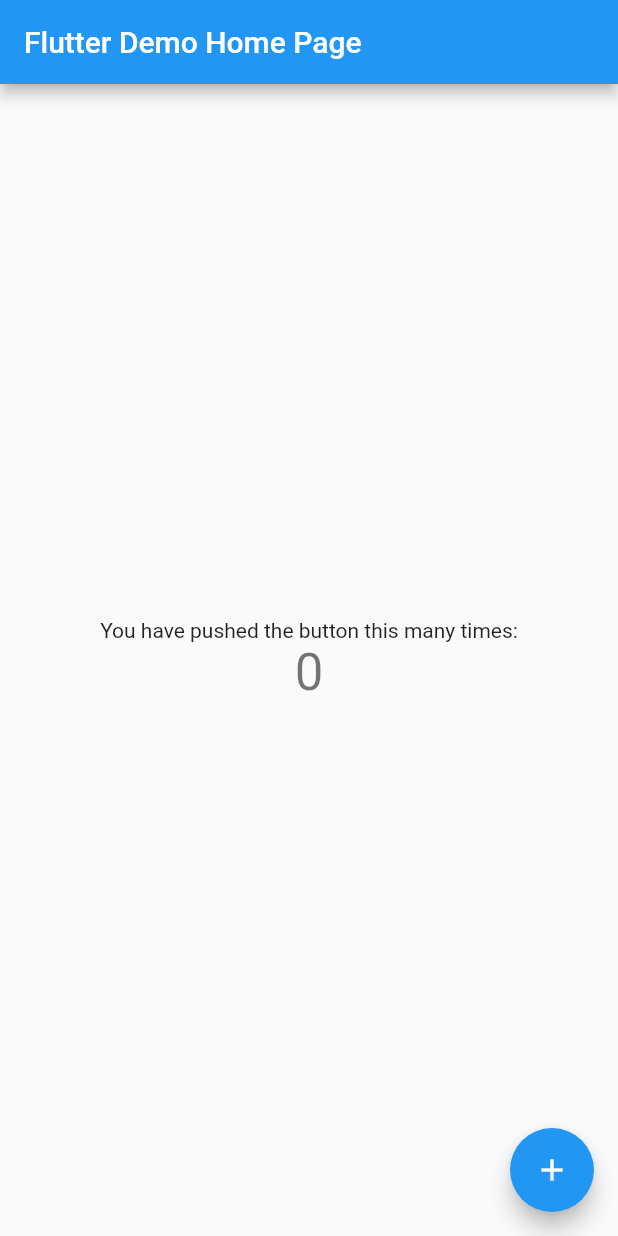
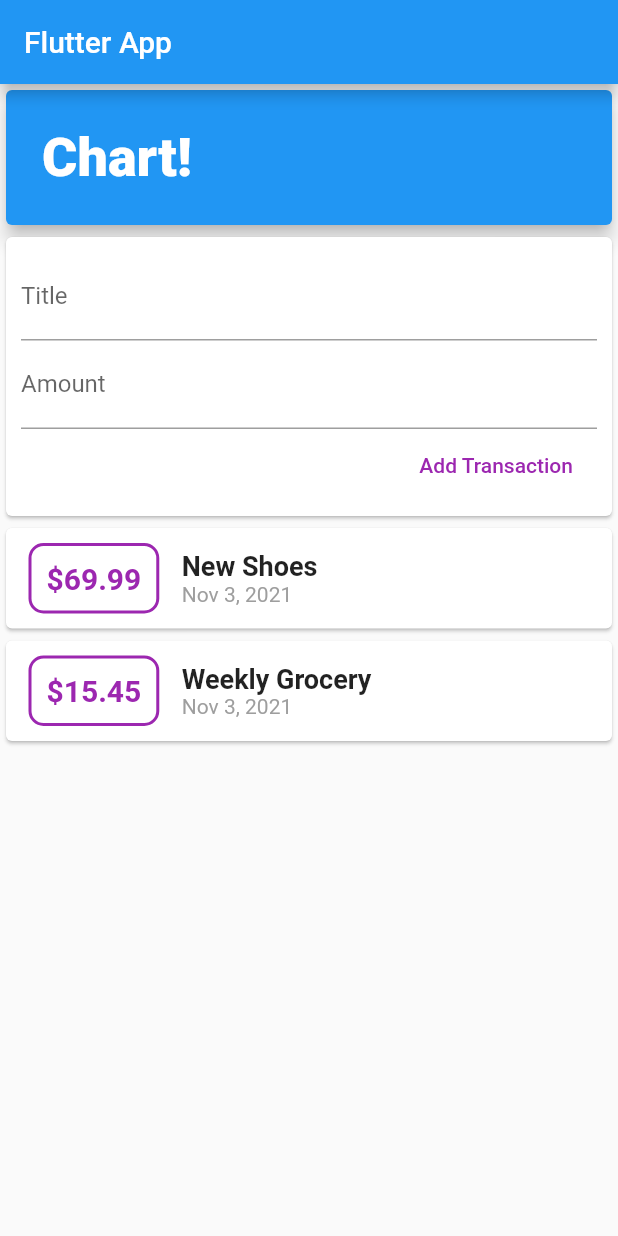
Before and after one commit to hoseinABH/expense-tracker, a Flutter app: the screen it shows after launch, on a phone screen of 412 x 824 dp. Run offline on Flutter 3.47's test engine with Material 2 defaults, Android fonts, the phone set to English and light mode, and no system bars.

Commit message:
add addTransactions form and transactions list

```diff
--- a/lib/main.dart
+++ b/lib/main.dart
@@ -1,3 +1,8 @@
+// ignore_for_file: prefer_const_literals_to_create_immutables, prefer_const_constructors
+
+import 'package:expense_tracker/widgets/new_transaction.dart';
+import 'package:expense_tracker/widgets/transaction_list.dart';
+import 'package:expense_tracker/widgets/user_transactions.dart';
 import 'package:flutter/material.dart';
 
 void main() {
@@ -7,109 +12,47 @@ void main() {
 class MyApp extends StatelessWidget {
   const MyApp({Key? key}) : super(key: key);
 
-  // This widget is the root of your application.
   @override
   Widget build(BuildContext context) {
     return MaterialApp(
-      title: 'Flutter Demo',
-      theme: ThemeData(
-        // This is the theme of your application.
-        //
-        // Try running your application with "flutter run". You'll see the
-        // application has a blue toolbar. Then, without quitting the app, try
-        // changing the primarySwatch below to Colors.green and then invoke
-        // "hot reload" (press "r" in the console where you ran "flutter run",
-        // or simply save your changes to "hot reload" in a Flutter IDE).
-        // Notice that the counter didn't reset back to zero; the application
-        // is not restarted.
-        primarySwatch: Colors.blue,
-      ),
-      home: const MyHomePage(title: 'Flutter Demo Home Page'),
+      title: 'Flutter App',
+      home: MyHomePage(),
     );
   }
 }
 
-class MyHomePage extends StatefulWidget {
-  const MyHomePage({Key? key, required this.title}) : super(key: key);
-
-  // This widget is the home page of your application. It is stateful, meaning
-  // that it has a State object (defined below) that contains fields that affect
-  // how it looks.
-
-  // This class is the configuration for the state. It holds the values (in this
-  // case the title) provided by the parent (in this case the App widget) and
-  // used by the build method of the State. Fields in a Widget subclass are
-  // always marked "final".
-
-  final String title;
-
-  @override
-  State<MyHomePage> createState() => _MyHomePageState();
-}
-
-class _MyHomePageState extends State<MyHomePage> {
-  int _counter = 0;
-
-  void _incrementCounter() {
-    setState(() {
-      // This call to setState tells the Flutter framework that something has
-      // changed in this State, which causes it to rerun the build method below
-      // so that the display can reflect the updated values. If we changed
-      // _counter without calling setState(), then the build method would not be
-      // called again, and so nothing would appear to happen.
-      _counter++;
-    });
-  }
+class MyHomePage extends StatelessWidget {
+  // String? titleInput;
+  // String? amountInput;
 
   @override
   Widget build(BuildContext context) {
-    // This method is rerun every time setState is called, for instance as done
-    // by the _incrementCounter method above.
-    //
-    // The Flutter framework has been optimized to make rerunning build methods
-    // fast, so that you can just rebuild anything that needs updating rather
-    // than having to individually change instances of widgets.
     return Scaffold(
       appBar: AppBar(
-        // Here we take the value from the MyHomePage object that was created by
-        // the App.build method, and use it to set our appbar title.
-        title: Text(widget.title),
+        title: Text('Flutter App'),
       ),
-      body: Center(
-        // Center is a layout widget. It takes a single child and positions it
-        // in the middle of the parent.
-        child: Column(
-          // Column is also a layout widget. It takes a list of children and
-          // arranges them vertically. By default, it sizes itself to fit its
-          // children horizontally, and tries to be as tall as its parent.
-          //
-          // Invoke "debug painting" (press "p" in the console, choose the
-          // "Toggle Debug Paint" action from the Flutter Inspector in Android
-          // Studio, or the "Toggle Debug Paint" command in Visual Studio Code)
-          // to see the wireframe for each widget.
-          //
-          // Column has various properties to control how it sizes itself and
-          // how it positions its children. Here we use mainAxisAlignment to
-          // center the children vertically; the main axis here is the vertical
-          // axis because Columns are vertical (the cross axis would be
-          // horizontal).
-          mainAxisAlignment: MainAxisAlignment.center,
-          children: <Widget>[
-            const Text(
-              'You have pushed the button this many times:',
+      body: Column(
+        mainAxisAlignment: MainAxisAlignment.start,
+        crossAxisAlignment: CrossAxisAlignment.stretch,
+        children: <Widget>[
+          Card(
+            color: Colors.blue,
+            child: Container(
+              width: double.infinity,
+              padding: EdgeInsets.all(24),
+              child: Text(
+                'Chart!',
+                style: TextStyle(
+                    color: Colors.white,
+                    fontWeight: FontWeight.w900,
+                    fontSize: 36),
+              ),
             ),
-            Text(
-              '$_counter',
-              style: Theme.of(context).textTheme.headline4,
-            ),
-          ],
-        ),
+            elevation: 5,
+          ),
+          UserTransactions()
+        ],
       ),
-      floatingActionButton: FloatingActionButton(
-        onPressed: _incrementCounter,
-        tooltip: 'Increment',
-        child: const Icon(Icons.add),
-      ), // This trailing comma makes auto-formatting nicer for build methods.
     );
   }
 }
--- /dev/null
+++ b/lib/model/transaction.dart
@@ -0,0 +1,12 @@
+class Transaction {
+  final String id;
+  final String title;
+  final double amount;
+  final DateTime date;
+
+  Transaction(
+      {required this.id,
+      required this.title,
+      required this.amount,
+      required this.date});
+}
--- /dev/null
+++ b/lib/widgets/new_transaction.dart
@@ -0,0 +1,38 @@
+import 'package:flutter/material.dart';
+
+class NewTransaction extends StatelessWidget {
+  final titleController = TextEditingController();
+  final amountController = TextEditingController();
+
+  final Function addNewTx;
+
+  NewTransaction(this.addNewTx);
+
+  @override
+  Widget build(BuildContext context) {
+    return Card(
+      child: Container(
+        padding: EdgeInsets.all(10),
+        child: Column(
+          crossAxisAlignment: CrossAxisAlignment.end,
+          children: [
+            TextField(
+              decoration: InputDecoration(labelText: 'Title'),
+              controller: titleController,
+            ),
+            TextField(
+              decoration: InputDecoration(labelText: 'Amount'),
+              controller: amountController,
+            ),
+            FlatButton(
+              onPressed: () => addNewTx(
+                  titleController.text, double.parse(amountController.text)),
+              child: Text('Add Transaction'),
+              textColor: Colors.purple,
+            )
+          ],
+        ),
+      ),
+    );
+  }
+}
--- /dev/null
+++ b/lib/widgets/transaction_list.dart
@@ -0,0 +1,55 @@
+import 'package:expense_tracker/model/transaction.dart';
+import 'package:flutter/material.dart';
+import 'package:intl/intl.dart';
+
+class TransactionList extends StatelessWidget {
+  final List<Transaction> transactions;
+
+  TransactionList(this.transactions);
+
+  @override
+  Widget build(BuildContext context) {
+    return Column(
+      children: transactions
+          .map((tx) => Card(
+                child: Row(
+                  children: <Widget>[
+                    Container(
+                      margin:
+                          EdgeInsets.symmetric(vertical: 10, horizontal: 15),
+                      decoration: BoxDecoration(
+                          borderRadius: BorderRadius.all(Radius.circular(10)),
+                          border: Border.all(
+                            color: Colors.purple,
+                            width: 2,
+                          )),
+                      padding: EdgeInsets.all(10),
+                      child: Text(
+                        '\$${tx.amount}',
+                        style: TextStyle(
+                            fontWeight: FontWeight.bold,
+                            fontSize: 20,
+                            color: Colors.purple),
+                      ),
+                    ),
+                    Column(
+                      crossAxisAlignment: CrossAxisAlignment.start,
+                      children: [
+                        Text(
+                          tx.title,
+                          style: TextStyle(
+                              fontSize: 18, fontWeight: FontWeight.bold),
+                        ),
+                        Text(
+                          DateFormat.yMMMd().format(tx.date),
+                          style: TextStyle(color: Colors.grey),
+                        )
+                      ],
+                    )
+                  ],
+                ),
+              ))
+          .toList(),
+    );
+  }
+}
--- /dev/null
+++ b/lib/widgets/user_transactions.dart
@@ -0,0 +1,42 @@
+import 'package:expense_tracker/model/transaction.dart';
+import 'package:expense_tracker/widgets/new_transaction.dart';
+import 'package:expense_tracker/widgets/transaction_list.dart';
+import 'package:flutter/material.dart';
+
+class UserTransactions extends StatefulWidget {
+  const UserTransactions({Key? key}) : super(key: key);
+
+  @override
+  _UserTransactionsState createState() => _UserTransactionsState();
+}
+
+class _UserTransactionsState extends State<UserTransactions> {
+  final List<Transaction> _userTransactions = [
+    Transaction(
+        id: 't1', title: 'New Shoes', amount: 69.99, date: DateTime.now()),
+    Transaction(
+        id: 't2', title: 'Weekly Grocery', amount: 15.45, date: DateTime.now()),
+  ];
+
+  void _addNewTransaction(String txTitle, double txAmount) {
+    final newTx = Transaction(
+        id: DateTime.now().toString(),
+        title: txTitle,
+        amount: txAmount,
+        date: DateTime.now());
+
+    setState(() {
+      _userTransactions.add(newTx);
+    });
+  }
+
+  @override
+  Widget build(BuildContext context) {
+    return Column(
+      children: [
+        NewTransaction(_addNewTransaction),
+        TransactionList(_userTransactions)
+      ],
+    );
+  }
+}
--- a/pubspec.yaml
+++ b/pubspec.yaml
@@ -34,6 +34,7 @@ dependencies:
   # The following adds the Cupertino Icons font to your application.
   # Use with the CupertinoIcons class for iOS style icons.
   cupertino_icons: ^1.0.2
+  intl: ^0.17.0
 
 dev_dependencies:
   flutter_test:
```
Also changed, not shown: pubspec.lock.
